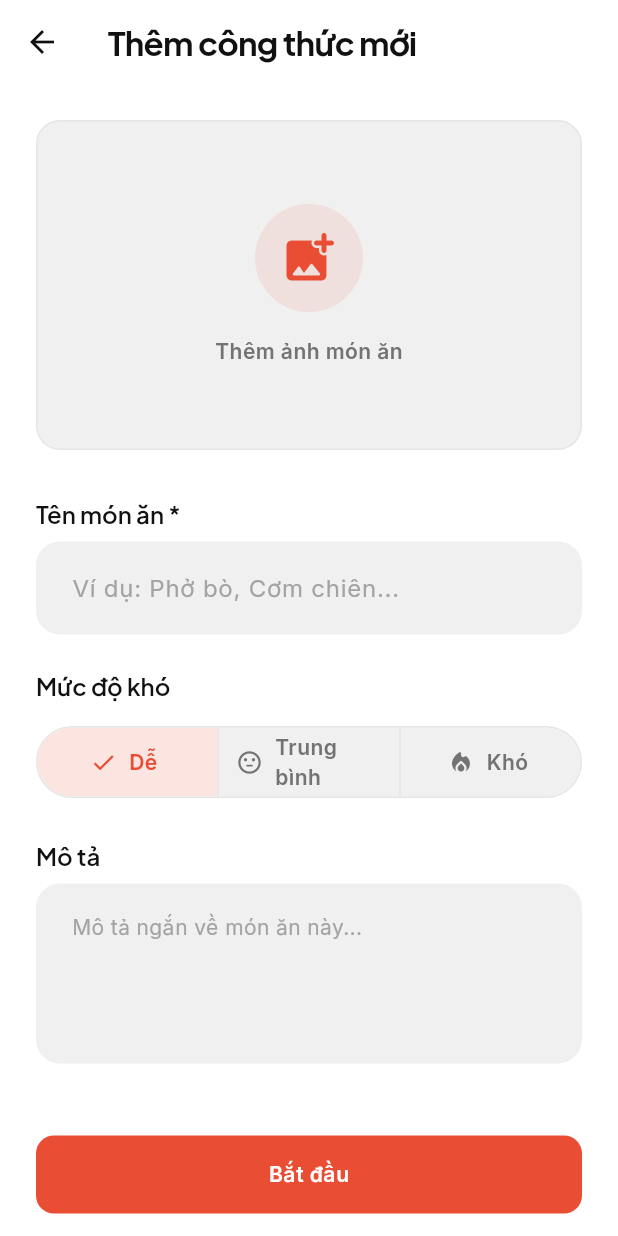
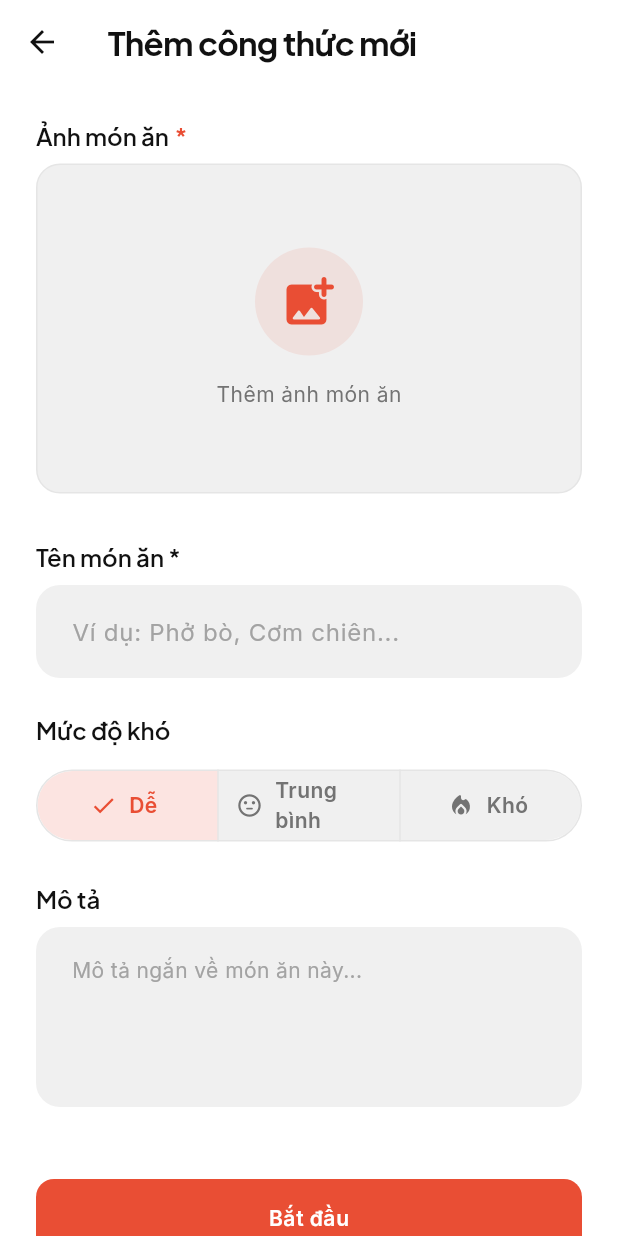
Before and after one commit to Percy234/Cookflow, a Flutter app: the RecipeFormScreen screen opened directly, on a phone screen of 412 x 824 dp. Run offline on Flutter 3.47's test engine with Material 3 defaults, Android fonts, the light colour scheme and no system bars; our stand-ins replace flutter_colorpicker, flutter_local_notifications, google_fonts, hive, hive_flutter, image_picker; accounts and stored records are empty.

```diff
--- a/lib/screens/recipe_form_screen.dart
+++ b/lib/screens/recipe_form_screen.dart
@@ -22,6 +22,7 @@ class _RecipeFormScreenState extends State<RecipeFormScreen> {
   late TextEditingController _nameController;
   late TextEditingController _descController;
   String? _imagePath;
+  bool _imageError = false; // true khi người dùng cố lưu mà chưa chọn ảnh
   int _difficulty = 0;
   bool _isSaving = false;
 
@@ -57,7 +58,11 @@ class _RecipeFormScreenState extends State<RecipeFormScreen> {
   }
 
   Future<void> _saveAndContinue() async {
-    if (!_formKey.currentState!.validate()) return;
+    final formValid = _formKey.currentState!.validate();
+    // Validate ảnh bắt buộc
+    final hasImage = _imagePath != null && _imagePath!.isNotEmpty;
+    setState(() => _imageError = !hasImage);
+    if (!formValid || !hasImage) return;
     setState(() => _isSaving = true);
 
     Recipe recipeToEdit;
@@ -107,8 +112,29 @@ class _RecipeFormScreenState extends State<RecipeFormScreen> {
         child: ListView(
           padding: const EdgeInsets.all(24),
           children: [
-            // Image picker
+            // Image picker (bắt buộc *)
+            Row(
+              children: [
+                Text('Ảnh món ăn', style: context.textTheme.headlineSmall),
+                const SizedBox(width: 4),
+                Text('*', style: context.textTheme.headlineSmall!.copyWith(color: context.colors.error)),
+              ],
+            ),
+            const SizedBox(height: 8),
             _buildImagePicker(),
+            if (_imageError) ...[
+              const SizedBox(height: 8),
+              Row(
+                children: [
+                  Icon(Icons.error_outline_rounded, size: 14, color: context.colors.error),
+                  const SizedBox(width: 6),
+                  Text(
+                    'Vui lòng chọn ảnh đại diện cho món ăn',
+                    style: context.textTheme.bodySmall!.copyWith(color: context.colors.error),
+                  ),
+                ],
+              ),
+            ],
             const SizedBox(height: 32),
 
             // Name
@@ -183,18 +209,29 @@ class _RecipeFormScreenState extends State<RecipeFormScreen> {
   }
 
   Widget _buildImagePicker() {
+    final borderColor = _imageError
+        ? context.colors.error
+        : _imagePath != null
+            ? context.colors.primary
+            : context.colors.divider;
+    final borderWidth = (_imageError || _imagePath != null) ? 1.5 : 1.0;
+
     return GestureDetector(
-      onTap: _pickImage,
-      child: Container(
+      onTap: () {
+        _pickImage();
+        // Xoá lỗi khi người dùng nhấn vào vùng chọn ảnh
+        if (_imageError) setState(() => _imageError = false);
+      },
+      child: AnimatedContainer(
+        duration: const Duration(milliseconds: 200),
         height: 220,
         width: double.infinity,
         decoration: BoxDecoration(
-          color: context.colors.surfaceElevated,
+          color: _imageError
+              ? context.colors.error.withValues(alpha: 0.04)
+              : context.colors.surfaceElevated,
           borderRadius: BorderRadius.circular(16),
-          border: Border.all(
-            color: _imagePath != null ? context.colors.primary : context.colors.divider,
-            width: _imagePath != null ? 1.5 : 1,
-          ),
+          border: Border.all(color: borderColor, width: borderWidth),
         ),
         clipBehavior: Clip.antiAlias,
         child: _imagePath != null
@@ -225,20 +262,36 @@ class _RecipeFormScreenState extends State<RecipeFormScreen> {
                   Container(
                     padding: const EdgeInsets.all(16),
                     decoration: BoxDecoration(
-                      color: context.colors.primary.withValues(alpha: 0.1),
+                      color: _imageError
+                          ? context.colors.error.withValues(alpha: 0.1)
+                          : context.colors.primary.withValues(alpha: 0.1),
                       shape: BoxShape.circle,
                     ),
                     child: Icon(
-                      Icons.add_photo_alternate_rounded,
+                      _imageError
+                          ? Icons.broken_image_outlined
+                          : Icons.add_photo_alternate_rounded,
                       size: 40,
-                      color: context.colors.primary,
+                      color: _imageError ? context.colors.error : context.colors.primary,
                     ),
                   ),
                   const SizedBox(height: 16),
                   Text(
-                    'Thêm ảnh món ăn',
-                    style: context.textTheme.labelLarge!.copyWith(color: context.colors.textSecondary),
+                    _imageError ? 'Bắt buộc phải chọn ảnh' : 'Thêm ảnh món ăn',
+                    style: context.textTheme.labelLarge!.copyWith(
+                      color: _imageError ? context.colors.error : context.colors.textSecondary,
+                      fontWeight: _imageError ? FontWeight.w600 : FontWeight.normal,
+                    ),
                   ),
+                  if (_imageError) ...[
+                    const SizedBox(height: 4),
+                    Text(
+                      'Nhấn để chọn ảnh từ thư viện',
+                      style: context.textTheme.bodySmall!.copyWith(
+                        color: context.colors.error.withValues(alpha: 0.7),
+                      ),
+                    ),
+                  ],
                 ],
               ),
       ),
```
Also changed, not shown: lib/screens/execution_screen.dart (+50 -40 lines), lib/widgets/static_step_widget.dart (+6 -9 lines), lib/widgets/timer_step_widget.dart (+39 -31 lines).
